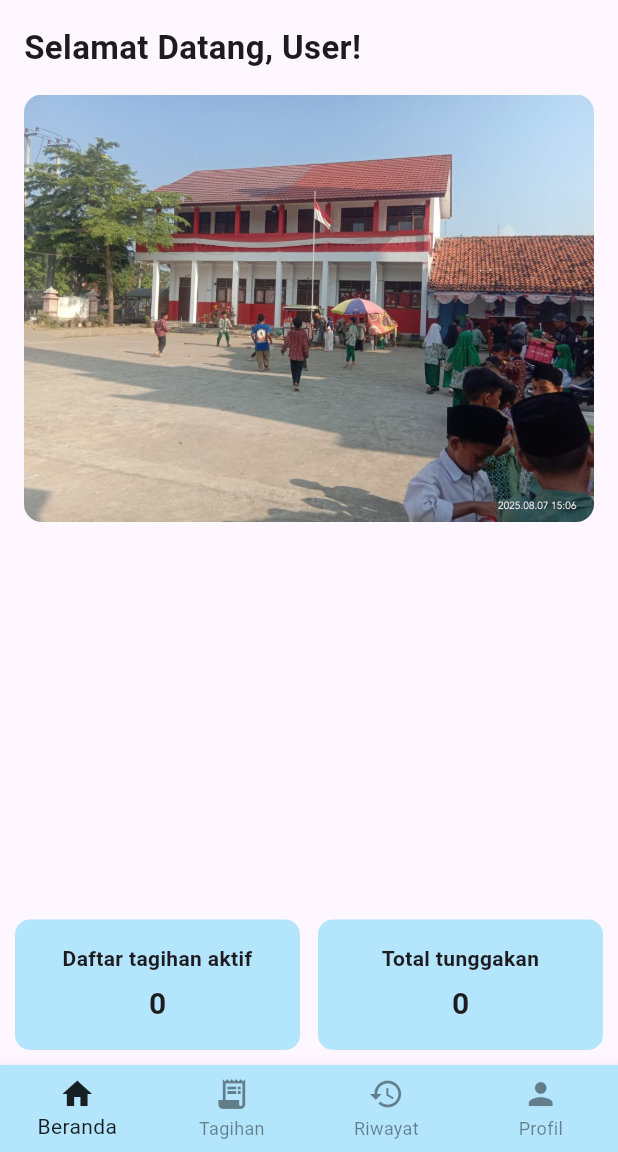
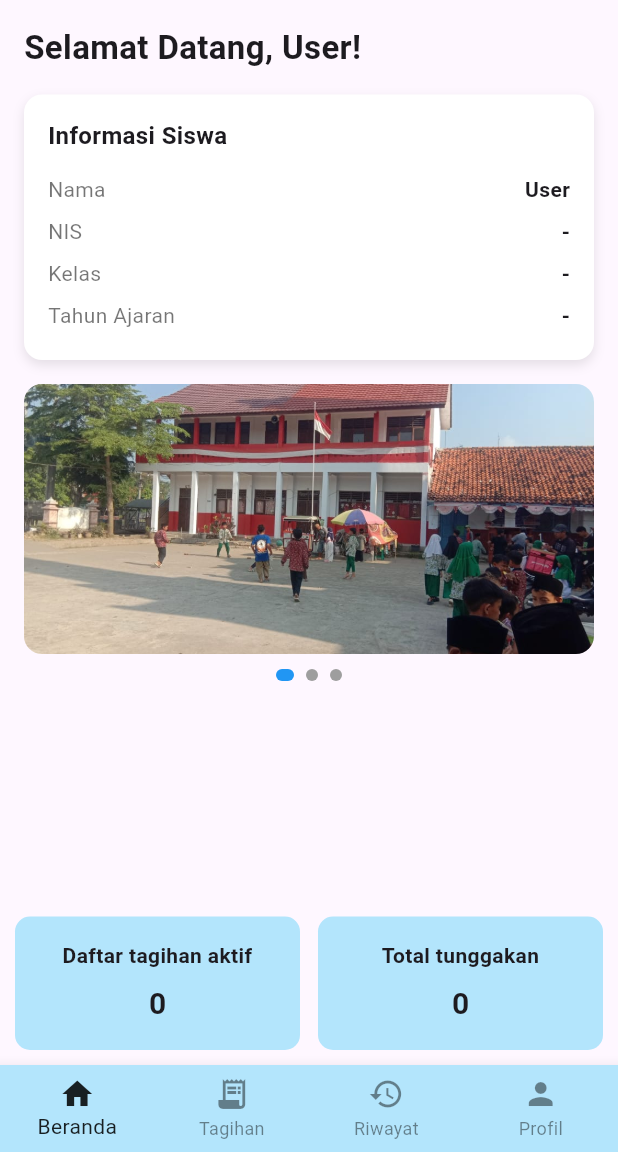
Before and after one commit to Alesia7845/aplikasi-asypay, a Flutter app: the HomePage screen opened by its route, on a phone screen of 412 x 824 dp, the part 84-1236 px from its top. Run offline on Flutter 3.47's test engine with Material 3 defaults, Android fonts, the phone set to English and light mode, and no system bars; our stand-ins replace image_picker, shared_preferences; accounts and stored records are empty.

Commit message:
mobile asy - halaman home page dan pembayaran

```diff
--- a/mobile-asy/lib/home_page.dart
+++ b/mobile-asy/lib/home_page.dart
@@ -1,11 +1,14 @@
 import 'package:flutter/material.dart';
 import 'package:shared_preferences/shared_preferences.dart';
-
 import 'package:asy_pay/services/tagihan_service.dart';
 import 'package:asy_pay/tagihan_aktif.dart';
-import 'package:asy_pay/total_tunggakan.dart';
 import 'package:asy_pay/riwayat_tagihan.dart';
 import 'package:asy_pay/profile.dart';
+import 'dart:async';
+
+// ===================================================================
+//                            HOME PAGE
+// ===================================================================
 
 class HomePage extends StatefulWidget {
   const HomePage({super.key});
@@ -26,18 +29,17 @@ class _HomePageState extends State<HomePage> {
     fetchNama();
   }
 
+  Future<void> fetchNama() async {
+    final prefs = await SharedPreferences.getInstance();
+    setState(() {
+      namaUser = prefs.getString('nama') ?? "User";
+      isLoadingNama = false;
+    });
+  }
+
   void _onItemTapped(int index) {
     setState(() {
       _selectedIndex = index;
-    });
-  }
-
-  Future<void> fetchNama() async {
-    final prefs = await SharedPreferences.getInstance();
-
-    setState(() {
-      namaUser = prefs.getString('nama') ?? "User";
-      isLoadingNama = false;
     });
   }
 
@@ -54,15 +56,7 @@ class _HomePageState extends State<HomePage> {
       appBar: AppBar(
         backgroundColor: Colors.lightBlue[100],
         elevation: 0,
-        title: Row(
-          children: [
-            Image.asset(
-              'assets/logo_bawah.png',
-              height: 32,
-            ),
-            const SizedBox(width: 8),
-          ],
-        ),
+        title: Image.asset('assets/logo_bawah.png', height: 32),
         actions: [
           IconButton(
             icon:
@@ -97,9 +91,9 @@ class _HomePageState extends State<HomePage> {
   }
 }
 
-// ---------------------------------------------------------
-// ------------------- HOME CONTENT ------------------------
-// ---------------------------------------------------------
+// ===================================================================
+//                       HOME CONTENT (BERANDA)
+// ===================================================================
 
 class HomeContent extends StatefulWidget {
   final String namaUser;
@@ -120,41 +114,66 @@ class _HomeContentState extends State<HomeContent> {
   int tunggakan = 0;
   bool isLoading = true;
 
+  // Data siswa
+  String nis = "-";
+  String kelas = "-";
+  String tahunAjaran = "-";
+
+  // SLIDER
+  final PageController _pageController = PageController();
+  int _currentPage = 0;
+
+  final List<String> bannerImages = [
+    "assets/poto1.png",
+    "assets/poto2.png",
+    "assets/poto3.png",
+  ];
+
   @override
   void initState() {
     super.initState();
     fetchData();
+    startAutoSlide();
   }
 
-  // --------------------- FETCH DATA ------------------------
+  @override
+  void dispose() {
+    _pageController.dispose();
+    super.dispose();
+  }
 
+  // ---------------- AUTO SLIDER ----------------
+  void startAutoSlide() {
+    Timer.periodic(const Duration(seconds: 4), (timer) {
+      if (!mounted) return;
+
+      _currentPage = (_currentPage + 1) % bannerImages.length;
+
+      _pageController.animateToPage(
+        _currentPage,
+        duration: const Duration(milliseconds: 500),
+        curve: Curves.easeInOut,
+      );
+    });
+  }
+
+  // ---------------- FETCH DATA ----------------
   Future<void> fetchData() async {
     try {
       final prefs = await SharedPreferences.getInstance();
-      final nis = prefs.getString('nis') ?? "";
-      print("NIS dari SharedPreferences: $nis");
 
-      if (nis.isEmpty) {
-        setState(() {
-          isLoading = false;
-        });
-        return;
-      }
+      nis = prefs.getString('nis') ?? "-";
+      kelas = prefs.getString('kelas') ?? "-";
+      tahunAjaran = prefs.getString('tahun_ajaran') ?? "-";
 
-      final tagihanService = TagihanService();
-      final result = await tagihanService.getTagihanSummary(nis);
+      if (nis != "-") {
+        final result = await TagihanService().getTagihanSummary(nis);
 
-      print("Hasil API Home Page: $result");
-
-      if (result['status'] == "success") {
-        final data = result['data'];
-
-        setState(() {
+        if (result['status'] == "success") {
+          final data = result['data'];
           tagihanAktif = data['tagihan_aktif'] ?? 0;
           tunggakan = data['tunggakan'] ?? 0;
-        });
-      } else {
-        print("API tidak mengembalikan success");
+        }
       }
     } catch (e) {
       print("Error fetch data: $e");
@@ -165,9 +184,9 @@ class _HomeContentState extends State<HomeContent> {
     });
   }
 
-  // ---------------------------------------------------------
-  // ---------------------- UI --------------------------------
-  // ---------------------------------------------------------
+  // ===================================================================
+  //                               UI
+  // ===================================================================
 
   @override
   Widget build(BuildContext context) {
@@ -188,12 +207,50 @@ class _HomeContentState extends State<HomeContent> {
                     fontWeight: FontWeight.bold,
                   ),
                 ),
+
                 const SizedBox(height: 16),
-                ClipRRect(
-                  borderRadius: BorderRadius.circular(12),
-                  child: Image.asset(
-                    "assets/poto1.png",
-                    fit: BoxFit.cover,
+
+                // ------------ CARD INFO SISWA ------------
+                _infoSiswaCard(),
+
+                const SizedBox(height: 16),
+
+                // ------------------ SLIDER IMAGE ------------------
+                SizedBox(
+                  height: 180,
+                  child: ClipRRect(
+                    borderRadius: BorderRadius.circular(12),
+                    child: PageView.builder(
+                      controller: _pageController,
+                      itemCount: bannerImages.length,
+                      itemBuilder: (context, index) {
+                        return Image.asset(
+                          bannerImages[index],
+                          fit: BoxFit.cover,
+                        );
+                      },
+                    ),
+                  ),
+                ),
+
+                const SizedBox(height: 10),
+
+                // ---------------- DOT INDICATOR -----------------
+                Row(
+                  mainAxisAlignment: MainAxisAlignment.center,
+                  children: List.generate(
+                    bannerImages.length,
+                    (index) => AnimatedContainer(
+                      duration: const Duration(milliseconds: 300),
+                      margin: const EdgeInsets.symmetric(horizontal: 4),
+                      width: _currentPage == index ? 12 : 8,
+                      height: 8,
+                      decoration: BoxDecoration(
+                        color:
+                            _currentPage == index ? Colors.blue : Colors.grey,
+                        borderRadius: BorderRadius.circular(10),
+                      ),
+                    ),
                   ),
                 ),
               ],
@@ -201,46 +258,18 @@ class _HomeContentState extends State<HomeContent> {
           ),
         ),
 
-        // Bagian Bawah
+        // ---------------- BOTTOM INFO CARD -----------------
         Container(
           padding: const EdgeInsets.all(10),
           child: isLoading
               ? const Center(child: CircularProgressIndicator())
               : Row(
-                  mainAxisAlignment: MainAxisAlignment.spaceEvenly,
                   children: [
                     Expanded(
-                      child: GestureDetector(
-                        onTap: () {
-                          Navigator.push(
-                            context,
-                            MaterialPageRoute(
-                              builder: (_) => const TagihanAktif(),
-                            ),
-                          );
-                        },
-                        child: _infoCard(
-                          "Daftar tagihan aktif",
-                          tagihanAktif.toString(),
-                        ),
-                      ),
-                    ),
+                        child:
+                            _infoCard("Daftar tagihan aktif", "$tagihanAktif")),
                     const SizedBox(width: 12),
-                    Expanded(
-                      child: GestureDetector(
-                        onTap: () {
-                          Navigator.push(
-                            context,
-                            MaterialPageRoute(
-                                builder: (_) => const TotalTunggakan()),
-                          );
-                        },
-                        child: _infoCard(
-                          "Total tunggakan",
-                          tunggakan.toString(),
-                        ),
-                      ),
-                    ),
+                    Expanded(child: _infoCard("Total tunggakan", "$tunggakan")),
                   ],
                 ),
         ),
@@ -248,6 +277,51 @@ class _HomeContentState extends State<HomeContent> {
     );
   }
 
+  // ------------------- CARD INFO SISWA -------------------
+  Widget _infoSiswaCard() {
+    return Container(
+      width: double.infinity,
+      padding: const EdgeInsets.all(16),
+      decoration: BoxDecoration(
+        color: Colors.white,
+        borderRadius: BorderRadius.circular(12),
+        boxShadow: [
+          BoxShadow(
+            color: Colors.black.withOpacity(0.1),
+            blurRadius: 6,
+            offset: const Offset(0, 3),
+          )
+        ],
+      ),
+      child: Column(
+        crossAxisAlignment: CrossAxisAlignment.start,
+        children: [
+          const Text("Informasi Siswa",
+              style: TextStyle(fontSize: 16, fontWeight: FontWeight.bold)),
+          const SizedBox(height: 10),
+          _rowInfo("Nama", widget.namaUser),
+          _rowInfo("NIS", nis),
+          _rowInfo("Kelas", kelas),
+          _rowInfo("Tahun Ajaran", tahunAjaran),
+        ],
+      ),
+    );
+  }
+
+  Widget _rowInfo(String title, String value) {
+    return Padding(
+      padding: const EdgeInsets.symmetric(vertical: 4),
+      child: Row(
+        mainAxisAlignment: MainAxisAlignment.spaceBetween,
+        children: [
+          Text(title, style: const TextStyle(color: Colors.black54)),
+          Text(value, style: const TextStyle(fontWeight: FontWeight.w600)),
+        ],
+      ),
+    );
+  }
+
+  // ------------------- INFO CARD TAGIHAN -------------------
   Widget _infoCard(String title, String value) {
     return Container(
       padding: const EdgeInsets.all(16),
@@ -257,16 +331,14 @@ class _HomeContentState extends State<HomeContent> {
       ),
       child: Column(
         children: [
-          Text(
-            title,
-            textAlign: TextAlign.center,
-            style: const TextStyle(fontSize: 14, fontWeight: FontWeight.w600),
-          ),
-          const SizedBox(height: 6),
-          Text(
-            value,
-            style: const TextStyle(fontSize: 20, fontWeight: FontWeight.bold),
-          ),
+          Text(title,
+              textAlign: TextAlign.center,
+              style:
+                  const TextStyle(fontSize: 14, fontWeight: FontWeight.w600)),
+          const SizedBox(height: 8),
+          Text(value,
+              style:
+                  const TextStyle(fontSize: 20, fontWeight: FontWeight.bold)),
         ],
       ),
     );
--- a/mobile-asy/lib/services/auth_service.dart
+++ b/mobile-asy/lib/services/auth_service.dart
@@ -26,6 +26,7 @@ class AuthService {
         await prefs.setString('nama', data['user']['name']);
         await prefs.setString('kelas', data['user']['kelas']);
         await prefs.setString('email', data['user']['email']);
+        await prefs.setString('tahun_ajaran', data['user']['tahun_ajaran']);
 
         return {
           'success': true,
--- a/mobile-asy/pubspec.yaml
+++ b/mobile-asy/pubspec.yaml
@@ -20,5 +20,7 @@ flutter:
   assets:
     - assets/logo_bawah.png
     - assets/poto1.png
+    - assets/poto2.png
+    - assets/poto3.png
 
   uses-material-design: true
```
Also changed, not shown: mobile-asy/lib/tagihan_aktif.dart (+97 -26 lines), 2 other files.
